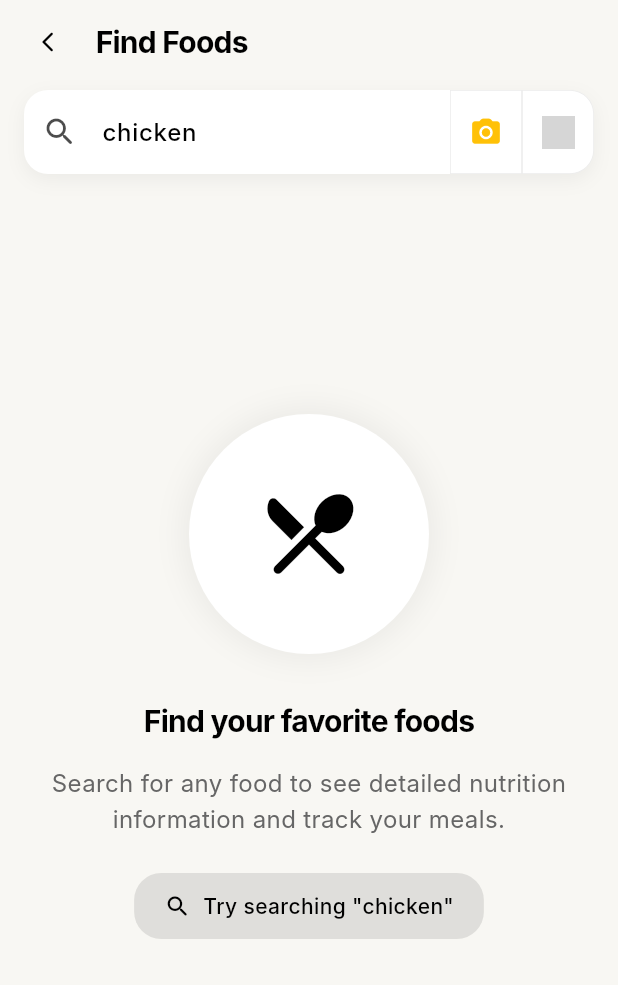
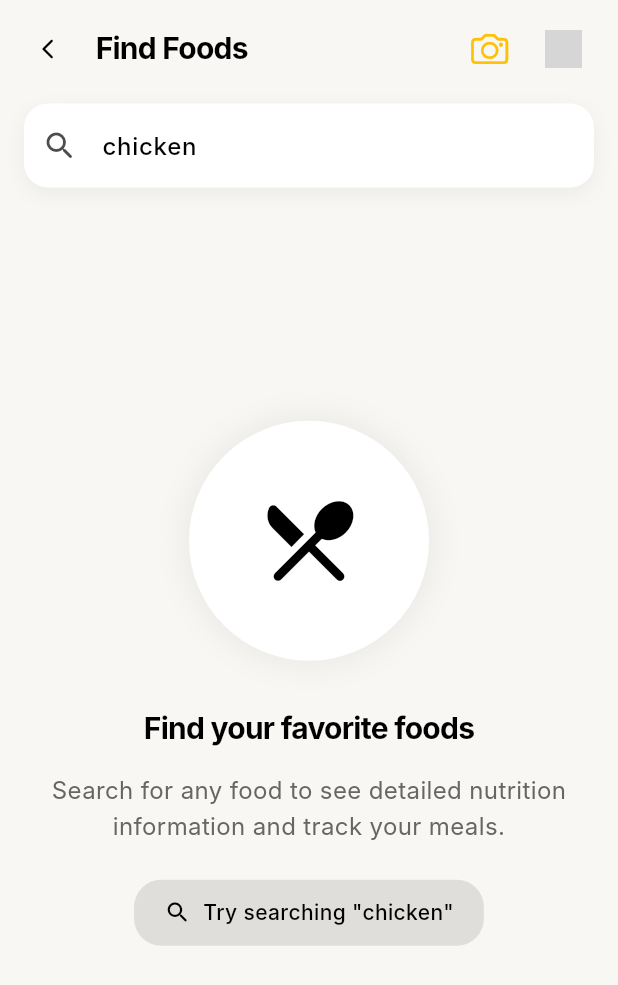
Before and after one commit to Sharathchenna/MacroBalance, a Flutter app: the FoodSearchPage screen opened by its route, after a tap on an icon or button, on a phone screen of 412 x 824 dp. Shown: the top 985 px of the screen. Run offline on Flutter 3.47's test engine with Material 3 defaults, Android fonts, the phone set to English and light mode, and no system bars; our stand-ins replace camera, fl_chart, flutter_svg, google_fonts, google_generative_ai, google_sign_in and 7 more; missing offline and left inert: google_mlkit_barcode_scanning, health, home_widget, posthog_flutter, supabase_auth_ui; accounts and stored records are empty; network calls fail; Roboto replaces fonts that are missing (Inter); grey boxes are pictures that could not be loaded.

Commit message:
searchpage: some ui fixes

```diff
--- a/lib/widgets/search_header.dart
+++ b/lib/widgets/search_header.dart
@@ -1,4 +1,6 @@
+import 'package:flutter/cupertino.dart';
 import 'package:flutter/material.dart';
+import 'package:flutter/services.dart';
 import 'package:macrotracker/theme/app_theme.dart';
 import 'package:macrotracker/theme/typography.dart';
 import 'package:macrotracker/camera/camera.dart';
@@ -22,35 +24,17 @@ class SearchHeader extends StatefulWidget {
   State<SearchHeader> createState() => _SearchHeaderState();
 }
 
-class _SearchHeaderState extends State<SearchHeader>
-    with SingleTickerProviderStateMixin {
-  late AnimationController _animationController;
-  late Animation<double> _buttonsAnimation;
+class _SearchHeaderState extends State<SearchHeader> {
   late FocusNode _focusNode;
 
   @override
   void initState() {
     super.initState();
-    _animationController = AnimationController(
-      vsync: this,
-      duration: const Duration(milliseconds: 200),
-    );
-    _buttonsAnimation = Tween<double>(begin: 1, end: 0).animate(
-      CurvedAnimation(parent: _animationController, curve: Curves.easeInOut),
-    );
     _focusNode = FocusNode();
-    _focusNode.addListener(() {
-      if (_focusNode.hasFocus) {
-        _animationController.forward();
-      } else {
-        _animationController.reverse();
-      }
-    });
   }
 
   @override
   void dispose() {
-    _animationController.dispose();
     _focusNode.dispose();
     super.dispose();
   }
@@ -111,6 +95,46 @@ class _SearchHeaderState extends State<SearchHeader>
                   ),
                 ),
               ),
+              // Camera button
+              Material(
+                color: Colors.transparent,
+                child: InkWell(
+                  borderRadius: BorderRadius.circular(40),
+                  onTap: () {
+                    HapticFeedback.lightImpact();
+                    _navigateToCameraScreen(context);
+                  },
+                  child: Container(
+                    padding: const EdgeInsets.all(8),
+                    child: Icon(
+                      CupertinoIcons.camera,
+                      size: 25,
+                      color: const Color(0xFFFFC107),
+                    ),
+                  ),
+                ),
+              ),
+              const SizedBox(width: 8),
+              // AI button
+              Material(
+                color: Colors.transparent,
+                child: InkWell(
+                  borderRadius: BorderRadius.circular(40),
+                  onTap: () {
+                    HapticFeedback.lightImpact();
+                    _navigateToAskAI(context);
+                  },
+                  child: Container(
+                    padding: const EdgeInsets.all(8),
+                    child: Image.asset(
+                      'assets/icons/AI Icon.png',
+                      width: 25,
+                      height: 25,
+                      color: const Color(0xFFFFC107),
+                    ),
+                  ),
+                ),
+              ),
             ],
           ),
           const SizedBox(height: 16),
@@ -126,9 +150,6 @@ class _SearchHeaderState extends State<SearchHeader>
                 ),
               ],
             ),
-            child: Row(
-              children: [
-                Expanded(
             child: TextField(
               controller: widget.controller,
               focusNode: _focusNode,
@@ -151,8 +172,7 @@ class _SearchHeaderState extends State<SearchHeader>
                 suffixIcon: widget.controller.text.isNotEmpty
                     ? IconButton(
                         icon: Icon(Icons.close_rounded,
-                                  color: customColors.textPrimary
-                                      .withOpacity(0.7)),
+                            color: customColors.textPrimary.withOpacity(0.7)),
                         onPressed: () {
                           widget.controller.clear();
                           widget.onChanged('');
@@ -164,71 +184,6 @@ class _SearchHeaderState extends State<SearchHeader>
               ),
             ),
           ),
-                SizeTransition(
-                  sizeFactor: _buttonsAnimation,
-                  axis: Axis.horizontal,
-                  child: Row(
-                    children: [
-                      Material(
-                        color: Colors.transparent,
-                        child: InkWell(
-                          borderRadius: BorderRadius.circular(0),
-                          onTap: () => _navigateToCameraScreen(context),
-                          child: Container(
-                            height: 56,
-                            width: 48,
-                            decoration: BoxDecoration(
-                              color: Colors.white.withOpacity(0.1),
-                              border: Border.all(
-                                color: Colors.grey.withOpacity(0.2),
-                                width: 0.5,
-                              ),
-                            ),
-                            child: Center(
-                              child: Icon(
-                                Icons.camera_alt_rounded,
-                                color: const Color(0xFFFFC107),
-                                size: 22,
-                              ),
-                            ),
-                          ),
-                        ),
-                      ),
-                      Material(
-                        color: Colors.transparent,
-                        child: InkWell(
-                          borderRadius: const BorderRadius.horizontal(
-                              right: Radius.circular(16)),
-                          onTap: () => _navigateToAskAI(context),
-                          child: Container(
-                            height: 56,
-                            width: 48,
-                            decoration: BoxDecoration(
-                              color: Colors.white.withOpacity(0.1),
-                              borderRadius: const BorderRadius.horizontal(
-                                  right: Radius.circular(16)),
-                              border: Border.all(
-                                color: Colors.grey.withOpacity(0.2),
-                                width: 0.5,
-                              ),
-                            ),
-                            child: Center(
-                              child: Image.asset(
-                                'assets/icons/AI Icon.png',
-                                width: 22,
-                                height: 22,
-                                color: const Color(0xFFFFC107),
-                              ),
-                            ),
-                          ),
-                        ),
-                      ),
-                    ],
-                  ),
-                ),
-              ],
-            ),
-          ),
         ],
       ),
     );
```
Lines whose indentation alone changed are shown as unchanged.
